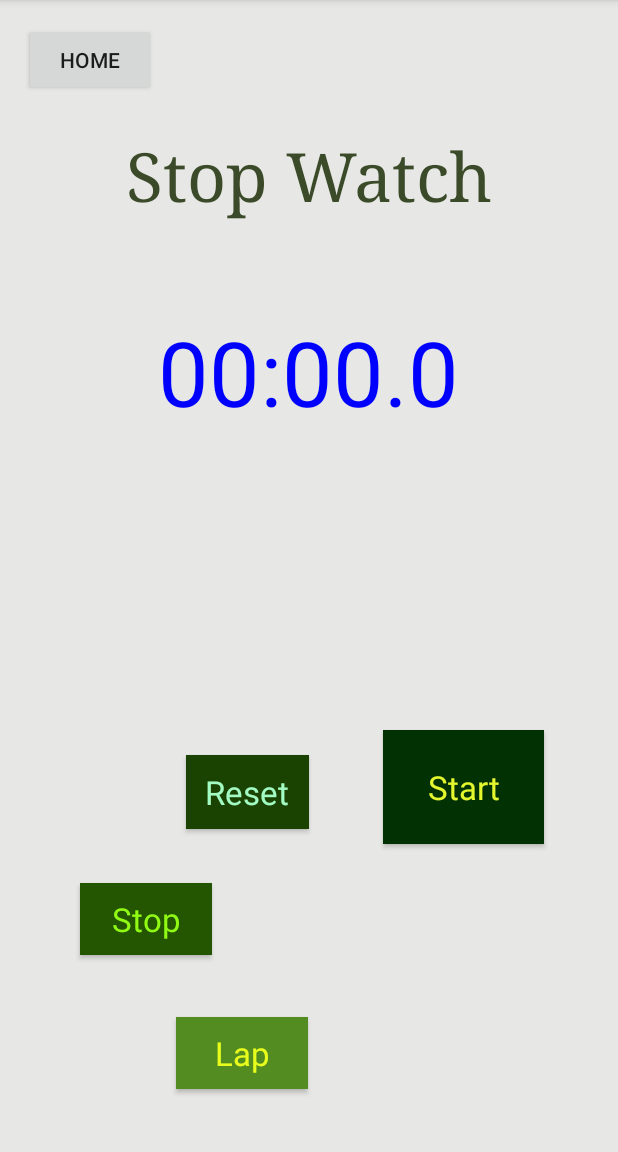
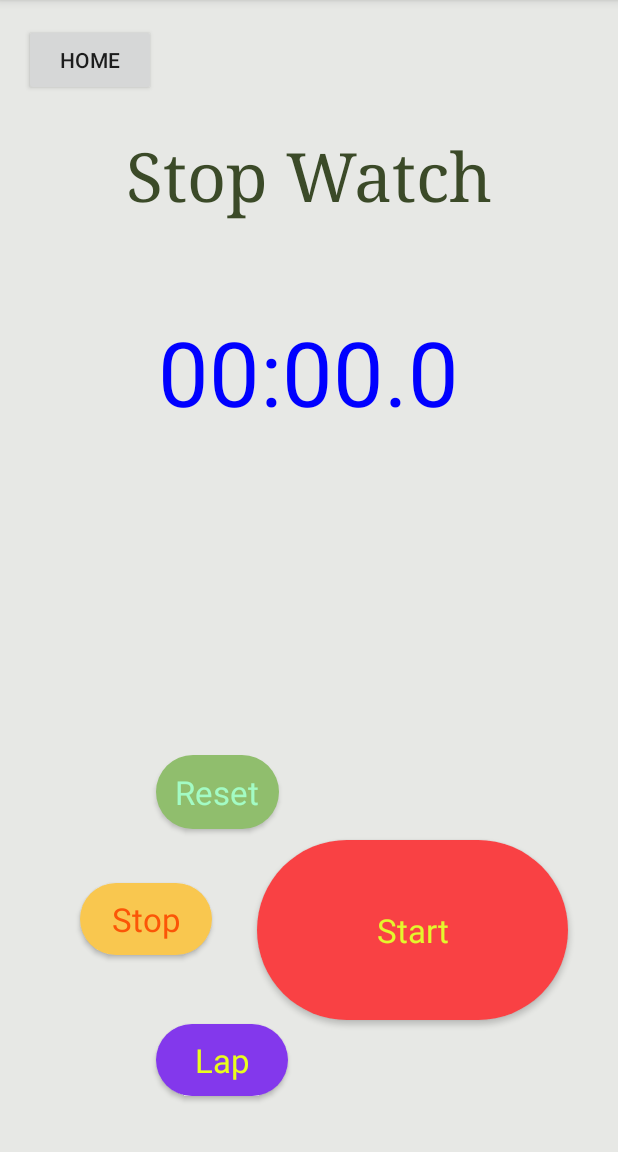
Before and after one commit to KUASE-AndroidDev2020/Project04, an Android app: the StopWatchActivity screen opened directly, with no data from a screen before it, on a phone screen of 412 x 824 dp, the part 84-1236 px from its top. Run offline under Robolectric (Android 15) with nearby library versions, the light colour scheme and no system bars.

Commit message:
"Round button in StopWatchActivity" round and round

```diff
--- /dev/null
+++ b/app/src/main/res/drawable/stopwatch_lap.xml
@@ -0,0 +1,6 @@
+<?xml version="1.0" encoding="utf-8"?>
+<shape xmlns:android="http://schemas.android.com/apk/res/android">
+    android:shape="rectangle">
+    <solid android:color="@color/stopwatchLap"/>
+    <corners android:radius="150dp"/>
+</shape>
--- /dev/null
+++ b/app/src/main/res/drawable/stopwatch_reset.xml
@@ -0,0 +1,6 @@
+<?xml version="1.0" encoding="utf-8"?>
+<shape xmlns:android="http://schemas.android.com/apk/res/android">
+    android:shape="rectangle">
+    <solid android:color="@color/stopwatchReset"/>
+    <corners android:radius="150dp"/>
+</shape>
--- /dev/null
+++ b/app/src/main/res/drawable/stopwatch_start.xml
@@ -0,0 +1,6 @@
+<?xml version="1.0" encoding="utf-8"?>
+<shape xmlns:android="http://schemas.android.com/apk/res/android">
+    android:shape="rectangle">
+    <solid android:color="@color/stopwatchStart"/>
+    <corners android:radius="150dp"/>
+</shape>
--- /dev/null
+++ b/app/src/main/res/drawable/stopwatch_stop.xml
@@ -0,0 +1,6 @@
+<?xml version="1.0" encoding="utf-8"?>
+<shape xmlns:android="http://schemas.android.com/apk/res/android">
+    android:shape="rectangle">
+    <solid android:color="@color/stopwatchStop"/>
+    <corners android:radius="150dp"/>
+</shape>
--- a/app/src/main/res/layout/activity_stop_watch.xml
+++ b/app/src/main/res/layout/activity_stop_watch.xml
@@ -23,9 +23,9 @@
 
     <Button
         android:id="@+id/StopWatchStartButton"
-        android:layout_width="107dp"
-        android:layout_height="76dp"
-        android:background="#023104"
+        android:layout_width="207dp"
+        android:layout_height="120dp"
+        android:background="@drawable/stopwatch_start"
         android:text="Start"
         android:textAppearance="@style/TextAppearance.AppCompat.Large"
         android:textColor="#E4F62D"
@@ -34,31 +34,31 @@
         app:layout_constraintHorizontal_bias="0.838"
         app:layout_constraintStart_toStartOf="parent"
         app:layout_constraintTop_toTopOf="parent"
-        app:layout_constraintVertical_bias="0.703" />
+        app:layout_constraintVertical_bias="0.864" />
 
     <Button
         android:id="@+id/LapButton"
         android:layout_width="wrap_content"
         android:layout_height="wrap_content"
-        android:background="#538d22"
+        android:background="@drawable/stopwatch_lap"
         android:text="Lap"
         android:textAppearance="@style/TextAppearance.AppCompat.Large"
         android:textColor="#E9FD1C"
         app:layout_constraintBottom_toBottomOf="parent"
         app:layout_constraintEnd_toEndOf="parent"
-        app:layout_constraintHorizontal_bias="0.362"
+        app:layout_constraintHorizontal_bias="0.321"
         app:layout_constraintStart_toStartOf="parent"
         app:layout_constraintTop_toTopOf="parent"
-        app:layout_constraintVertical_bias="0.942" />
+        app:layout_constraintVertical_bias="0.948" />
 
     <Button
         android:id="@+id/StopWatchStopButton"
         android:layout_width="wrap_content"
         android:layout_height="wrap_content"
-        android:background="#245501"
+        android:background="@drawable/stopwatch_stop"
         android:text="Stop"
         android:textAppearance="@style/TextAppearance.AppCompat.Large"
-        android:textColor="#90FA15"
+        android:textColor="#fb5607"
         app:layout_constraintBottom_toBottomOf="parent"
         app:layout_constraintEnd_toEndOf="parent"
         app:layout_constraintHorizontal_bias="0.164"
@@ -70,13 +70,13 @@
         android:id="@+id/StopWatchResetButton"
         android:layout_width="82dp"
         android:layout_height="49dp"
-        android:background="#1a4301"
+        android:background="@drawable/stopwatch_reset"
         android:text="Reset"
         android:textAppearance="@style/TextAppearance.AppCompat.Large"
         android:textColor="#A3FBC4"
         app:layout_constraintBottom_toBottomOf="parent"
         app:layout_constraintEnd_toEndOf="parent"
-        app:layout_constraintHorizontal_bias="0.376"
+        app:layout_constraintHorizontal_bias="0.316"
         app:layout_constraintStart_toStartOf="parent"
         app:layout_constraintTop_toTopOf="parent"
         app:layout_constraintVertical_bias="0.7" />
--- a/app/src/main/res/values/colors.xml
+++ b/app/src/main/res/values/colors.xml
@@ -3,13 +3,27 @@
     <color name="colorPrimary">#6200EE</color>
     <color name="colorPrimaryDark">#3700B3</color>
     <color name="colorAccent">#03DAC5</color>
+
+    <!-- experiment button color -->
     <color name="btColor">#fcbf49</color>
     <color name="atColor">#edf6f9</color>
+
+    <!-- All home button color -->
     <color name="home">#8d99ae</color>
+
+    <!-- MainActivity button color -->
     <color name="TimerButton">#48bfe3</color>
     <color name="IntervalButton">#e85d04</color>
     <color name="StopwatchButton">#ef476f</color>
     <color name="MyFavoriteButton">#83c5be</color>
+
+    <!-- interval button color -->
     <color name="IntervalSave">#83c5be</color>
     <color name="IntervalDoit">#83c5be</color>
+
+    <!-- stopwatch button color -->
+    <color name="stopwatchStart">#f94144</color>
+    <color name="stopwatchStop">#f9c74f</color>
+    <color name="stopwatchReset">#90be6d</color>
+    <color name="stopwatchLap">#8338ec</color>
 </resources>
```
